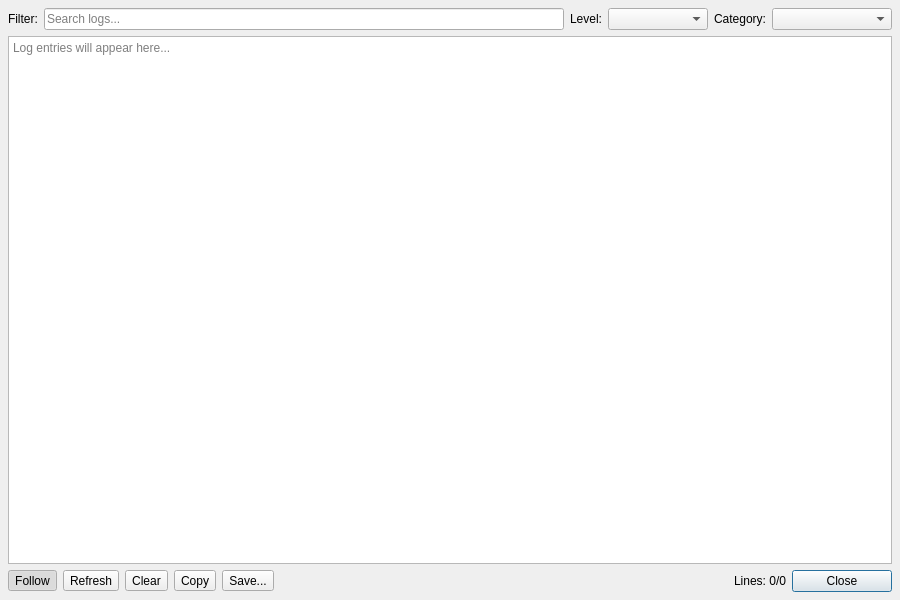
First picture: the form in src/gui/LogViewerDialog.ui, repository goloveshko/ModeFlow, before the edit.
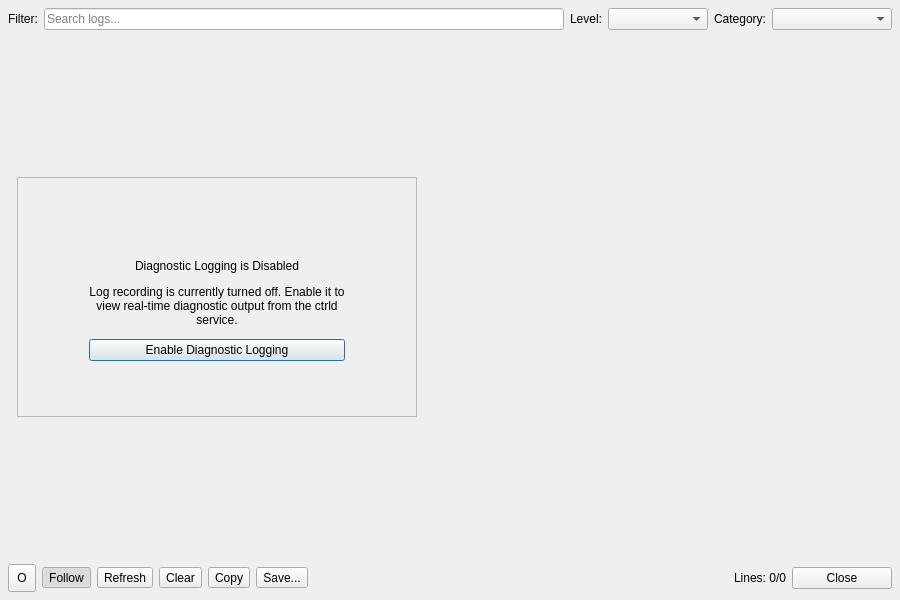
Second picture: the form after the edit. The open tabs and pages were chosen to show the change.

Commit message: feat(ui): add Fluent Zero State and live record toggle to LogViewerDialog

The edit to the form file:
```diff
--- a/src/gui/LogViewerDialog.ui
+++ b/src/gui/LogViewerDialog.ui
@@ -91,6 +91,25 @@
     </layout>
    </item>
    <item>
+     <widget class="QStackedWidget" name="stackedWidget">
+      <property name="currentIndex">
+       <number>0</number>
+      </property>
+      <widget class="QWidget" name="pageLog">
+       <layout class="QVBoxLayout" name="verticalLayout_3">
+        <property name="leftMargin">
+         <number>0</number>
+        </property>
+        <property name="topMargin">
+         <number>0</number>
+        </property>
+        <property name="rightMargin">
+         <number>0</number>
+        </property>
+        <property name="bottomMargin">
+         <number>0</number>
+        </property>
+        <item>
     <widget class="QPlainTextEdit" name="textLog">
      <property name="lineWrapMode">
       <enum>QPlainTextEdit::LineWrapMode::NoWrap</enum>
@@ -103,8 +122,143 @@
      </property>
     </widget>
    </item>
+       </layout>
+      </widget>
+      <widget class="QWidget" name="pageZeroState">
+       <layout class="QVBoxLayout" name="verticalLayout_2">
+        <item>
+         <spacer name="verticalSpacer_2">
+          <property name="orientation">
+           <enum>Qt::Orientation::Vertical</enum>
+          </property>
+          <property name="sizeHint" stdset="0">
+           <size>
+            <width>0</width>
+            <height>0</height>
+           </size>
+          </property>
+         </spacer>
+        </item>
+        <item>
+         <widget class="QFrame" name="panelZeroState">
+          <property name="minimumSize">
+           <size>
+            <width>320</width>
+            <height>240</height>
+           </size>
+          </property>
+          <property name="maximumSize">
+           <size>
+            <width>400</width>
+            <height>300</height>
+           </size>
+          </property>
+          <property name="frameShape">
+           <enum>QFrame::Shape::StyledPanel</enum>
+          </property>
+          <property name="frameShadow">
+           <enum>QFrame::Shadow::Raised</enum>
+          </property>
+          <layout class="QVBoxLayout" name="zeroStateLayout">
+           <property name="spacing">
+            <number>12</number>
+           </property>
+           <property name="alignment">
+            <set>Qt::AlignmentFlag::AlignCenter</set>
+           </property>
+           <item>
+            <widget class="QLabel" name="labelEmptyIcon">
+             <property name="text">
+              <string/>
+             </property>
+             <property name="alignment">
+              <set>Qt::AlignmentFlag::AlignCenter</set>
+             </property>
+            </widget>
+           </item>
+           <item>
+            <widget class="QLabel" name="labelEmptyTitle">
+             <property name="text">
+              <string>Diagnostic Logging is Disabled</string>
+             </property>
+             <property name="alignment">
+              <set>Qt::AlignmentFlag::AlignCenter</set>
+             </property>
+            </widget>
+           </item>
+           <item>
+            <widget class="QLabel" name="labelEmptyDesc">
+             <property name="text">
+              <string>Log recording is currently turned off. Enable it to view real-time diagnostic output from the ctrld service.</string>
+             </property>
+             <property name="wordWrap">
+              <bool>true</bool>
+             </property>
+             <property name="alignment">
+              <set>Qt::AlignmentFlag::AlignCenter</set>
+             </property>
+            </widget>
+           </item>
+           <item>
+            <widget class="QPushButton" name="btnEnableLogging">
+             <property name="text">
+              <string>Enable Diagnostic Logging</string>
+             </property>
+             <property name="cursor">
+              <cursorShape>PointingHandCursor</cursorShape>
+             </property>
+            </widget>
+           </item>
+          </layout>
+         </widget>
+        </item>
+        <item>
+         <spacer name="verticalSpacer_3">
+          <property name="orientation">
+           <enum>Qt::Orientation::Vertical</enum>
+          </property>
+          <property name="sizeHint" stdset="0">
+           <size>
+            <width>0</width>
+            <height>0</height>
+           </size>
+          </property>
+         </spacer>
+        </item>
+       </layout>
+      </widget>
+     </widget>
+    </item>
    <item>
     <layout class="QHBoxLayout" name="buttonLayout">
+      <item>
+       <widget class="QToolButton" name="btnRecordLog">
+        <property name="minimumSize">
+         <size>
+          <width>28</width>
+          <height>28</height>
+         </size>
+        </property>
+        <property name="maximumSize">
+         <size>
+          <width>28</width>
+          <height>28</height>
+         </size>
+        </property>
+        <property name="toolTip">
+         <string>Toggle log recording</string>
+        </property>
+        <property name="text">
+         <string>O</string>
+        </property>
+        <property name="checkable">
+         <bool>true</bool>
+        </property>
+        <property name="checked">
+         <bool>false</bool>
+        </property>
+       </widget>
+      </item>
      <item>
       <widget class="QToolButton" name="btnFollow">
        <property name="toolTip">
```
Lines whose indentation alone changed are shown as unchanged. The commit also changes 5 other files.
